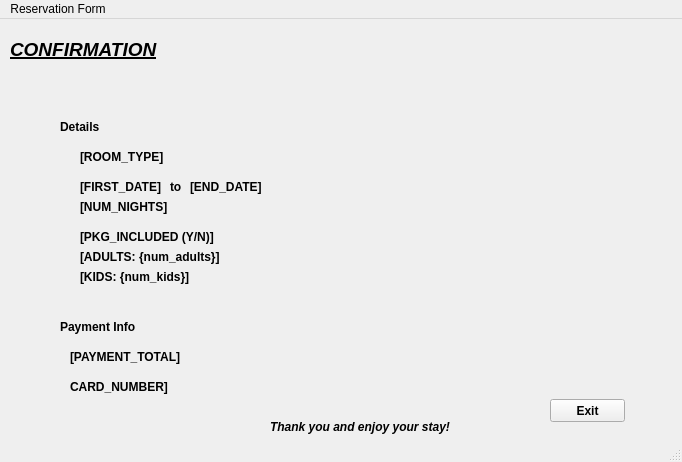
Before: the Qt Designer form mainwindow.ui in JMielbrecht-Class-Projects/Lab2_CSC3220_ReservationForm_JMielbrecht, drawn with Qt 5.
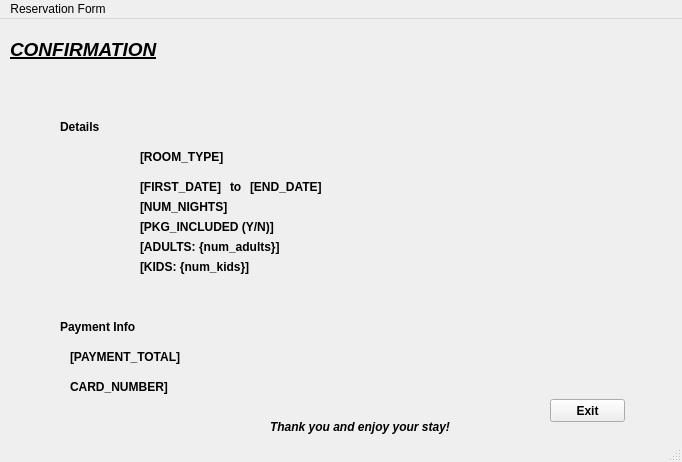
After: the same form once the commit is applied. The open tabs and pages were chosen to show the change.

Commit message:
Re-did room choice radios
Now one column with four exclusive options

Diff of the .ui file:
```diff
--- a/mainwindow.ui
+++ b/mainwindow.ui
@@ -618,7 +618,7 @@
      <widget class="QLabel" name="label_6">
       <property name="geometry">
        <rect>
-        <x>80</x>
+        <x>140</x>
         <y>130</y>
         <width>91</width>
         <height>16</height>
@@ -631,7 +631,7 @@
      <widget class="QLabel" name="label_7">
       <property name="geometry">
        <rect>
-        <x>80</x>
+        <x>140</x>
         <y>160</y>
         <width>91</width>
         <height>16</height>
@@ -644,7 +644,7 @@
      <widget class="QLabel" name="label_8">
       <property name="geometry">
        <rect>
-        <x>170</x>
+        <x>230</x>
         <y>160</y>
         <width>21</width>
         <height>16</height>
@@ -657,7 +657,7 @@
      <widget class="QLabel" name="label_9">
       <property name="geometry">
        <rect>
-        <x>190</x>
+        <x>250</x>
         <y>160</y>
         <width>81</width>
         <height>16</height>
@@ -670,7 +670,7 @@
      <widget class="QLabel" name="label_10">
       <property name="geometry">
        <rect>
-        <x>80</x>
+        <x>140</x>
         <y>180</y>
         <width>91</width>
         <height>16</height>
@@ -683,8 +683,8 @@
      <widget class="QLabel" name="label_11">
       <property name="geometry">
        <rect>
-        <x>80</x>
-        <y>210</y>
+        <x>140</x>
+        <y>200</y>
         <width>141</width>
         <height>16</height>
        </rect>
@@ -696,8 +696,8 @@
      <widget class="QLabel" name="label_12">
       <property name="geometry">
        <rect>
-        <x>80</x>
-        <y>230</y>
+        <x>140</x>
+        <y>220</y>
         <width>161</width>
         <height>16</height>
        </rect>
@@ -709,8 +709,8 @@
      <widget class="QLabel" name="label_13">
       <property name="geometry">
        <rect>
-        <x>80</x>
-        <y>250</y>
+        <x>140</x>
+        <y>240</y>
         <width>141</width>
         <height>16</height>
        </rect>
```
Left out of the diff: 2 changed lines with no effect on the pictures.
